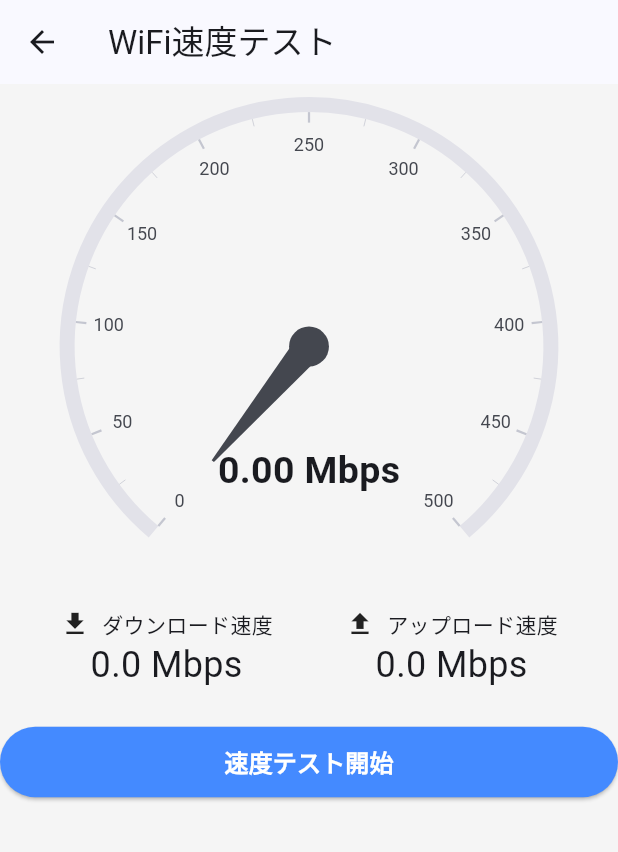
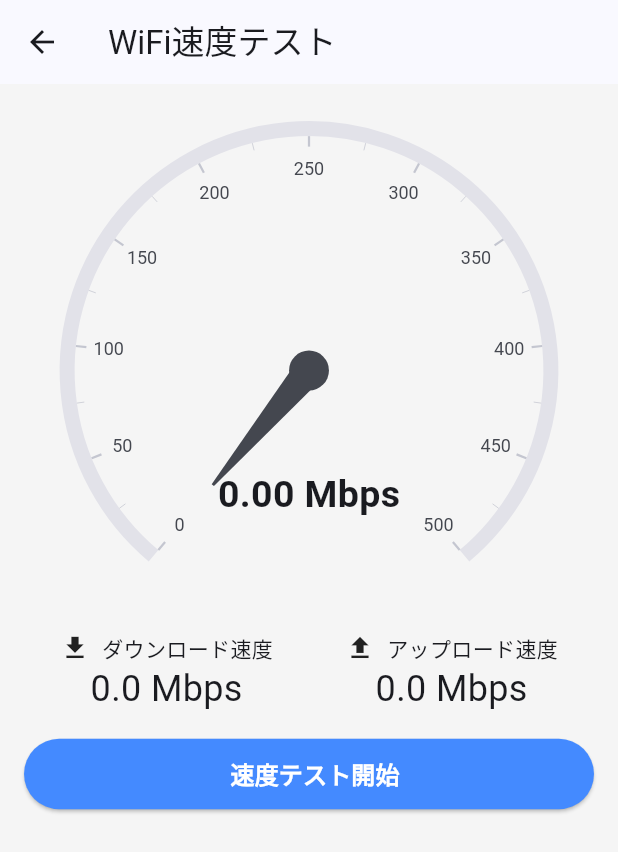
Before and after one commit to Neilz05/flutter_multi_lang, a Flutter app: the MyHomePage screen opened directly, after a tap on "Run Speed Test", on a phone screen of 412 x 824 dp. Shown: the top 852 px of the screen. Run offline on Flutter 3.47's test engine with Material 3 defaults, Android fonts, the phone set to English and light mode, and no system bars; drawn by our look-alikes of syncfusion_flutter_gauges; our stand-ins replace firebase_auth, firebase_core, flutter_secure_storage; missing offline and left inert: android_intent_plus, encrypt, flutter_speed_test_plus, mobile_scanner, open_settings_plus; accounts and stored records are empty; network calls fail.

Commit message:
[Feature] Animation, Widget Making, Firebase Authentication
Description
- made a simple animation for the login page
- made more global widgets to be used
- studied and implemented firebase authentication for the login page

Todo
- finish login authentication such as adding error message, only logging in when correct credentials are met
- include signing out for the firebase

```diff
--- a/lib/constants.dart
+++ b/lib/constants.dart
@@ -2,6 +2,7 @@ import 'package:flutter/material.dart';
 
 //put constants here to be used by the whole app
 
+const double spacing8 = 8.0;
 const double spacing16 = 16.0;
 const double spacing24 = 24.0;
 const double spacing32 = 32.0;
--- a/lib/main.dart
+++ b/lib/main.dart
@@ -1,6 +1,7 @@
 import 'package:flutter/foundation.dart';
 import 'package:flutter/material.dart';
 import 'package:flutter_application_1/widgets/widgets.dart';
+// import 'package:flutter_application_1/widgets/widgets.dart';
 import 'package:flutter_localizations/flutter_localizations.dart';
 
 import 'package:flutter_application_1/constants.dart';
@@ -12,8 +13,13 @@ import 'package:flutter_application_1/utils/utils.dart';
 import 'package:flutter_application_1/wifi_speed_test.dart';
 import 'package:flutter_application_1/wifi_qr_page.dart';
 
-void main() {
-  runApp(const MyApp());
+import 'package:firebase_core/firebase_core.dart';
+import 'firebase_options.dart';
+
+void main() async {
+  WidgetsFlutterBinding.ensureInitialized();
+  await Firebase.initializeApp(options: DefaultFirebaseOptions.currentPlatform);
+  runApp(MyApp());
 }
 
 class SubtitleLine {
@@ -86,7 +92,6 @@ class _MyHomePageState extends State<MyHomePage> {
           children: [
             const UserAccountsDrawerHeader(
               accountName: Text("Admin"),
-              // accountEmail: const SizedBox.shrink(),
               accountEmail: Text("sercomm.com"),
               currentAccountPicture: FlutterLogo(),
             ),
@@ -98,14 +103,14 @@ class _MyHomePageState extends State<MyHomePage> {
               },
             ),
             ListTile(
-              leading: Icon(Icons.settings),
+              leading: Icon(Icons.wifi),
               title: Text("Wifi Page"),
               onTap: () {
                 navigateTo(context, WifiWelcomePage());
               },
             ),
             ListTile(
-              leading: Icon(Icons.settings),
+              leading: Icon(Icons.logout),
               title: Text(context.lang.logout),
               onTap: () {
                 navigateAndReplace(context, LoginPage());
@@ -127,7 +132,7 @@ class _MyHomePageState extends State<MyHomePage> {
             trailingIconData: Icons.check_circle,
             trailingIconColor: Colors.green,
           ),
-          const SizedBox(height: 16),
+          const VerticalSpacing(),
           Row(
             mainAxisAlignment: MainAxisAlignment.center,
             children: [
@@ -145,21 +150,21 @@ class _MyHomePageState extends State<MyHomePage> {
               ),
             ],
           ),
-          const SizedBox(height: 16),
+          const VerticalSpacing(),
           SummaryCard(
             leadingIconData: Icons.data_usage,
             leadingIconColor: Colors.orange,
             title: 'Data Usage',
             subtitles: [SubtitleLine('Today', '1.2 GB')],
           ),
-          const SizedBox(height: 16),
+          const VerticalSpacing(),
           SummaryCard(
             leadingIconData: Icons.security,
             leadingIconColor: Colors.teal,
             title: 'Security',
             subtitles: [SubtitleLine('WPA2', 'Secure')],
           ),
-          const SizedBox(height: 16),
+          const VerticalSpacing(),
           SummaryCard(
             leadingIconData: Icons.devices,
             leadingIconColor: Colors.purple,
@@ -169,31 +174,21 @@ class _MyHomePageState extends State<MyHomePage> {
               SubtitleLine('IP', '192.168.1.2'),
             ],
           ),
-          const SizedBox(height: 16),
-          ElevatedButton.icon(
+          const VerticalSpacing(),
+          PrimaryElevatedButton(
+            text: 'Run Speed Test',
+            icon: Icons.speed,
             onPressed: () {
               navigateTo(context, WifiSpeedTest());
             },
-            icon: Icon(Icons.speed),
-            label: Text('Run Speed Test'),
-            style: ElevatedButton.styleFrom(
-              backgroundColor: Colors.blueAccent,
-              foregroundColor: Colors.white,
-              padding: EdgeInsets.symmetric(horizontal: 32, vertical: 12),
-            ),
           ),
-          const SizedBox(height: 8),
-          ElevatedButton.icon(
+          const VerticalSpacing(height: spacing8),
+          PrimaryElevatedButton(
+            text: 'Scan WiFi QR',
+            icon: Icons.qr_code_scanner,
             onPressed: () {
               navigateTo(context, WifiQrPage());
             },
-            icon: Icon(Icons.qr_code_scanner),
-            label: Text('Scan WiFi QR'),
-            style: ElevatedButton.styleFrom(
-              backgroundColor: Colors.blueAccent,
-              foregroundColor: Colors.white,
-              padding: EdgeInsets.symmetric(horizontal: 32, vertical: 12),
-            ),
           ),
         ],
       ),
@@ -262,7 +257,7 @@ class _SpeedCard extends StatelessWidget {
           mainAxisSize: MainAxisSize.min,
           children: [
             Icon(icon, size: 32),
-            const SizedBox(height: 8),
+            const VerticalSpacing(height: spacing8),
             Text(
               '$value $unit',
               style: TextStyle(fontSize: 20, fontWeight: FontWeight.bold),
--- a/lib/widgets/widgets.dart
+++ b/lib/widgets/widgets.dart
@@ -32,6 +32,36 @@ class PrimaryButton extends StatelessWidget {
   }
 }
 
+class VerticalSpacing extends StatelessWidget {
+  final double? height;
+
+  const VerticalSpacing({super.key, this.height});
+
+  @override
+  Widget build(BuildContext context) {
+    if (height == null) {
+      return const SizedBox(height: spacing16); // for slight performance boost
+    } else {
+      return SizedBox(height: height);
+    }
+  }
+}
+
+class HorizontalSpacing extends StatelessWidget {
+  final double? width;
+
+  const HorizontalSpacing({super.key, this.width});
+
+  @override
+  Widget build(BuildContext context) {
+    if (width == null) {
+      return const SizedBox(width: spacing16); // for slight performance boost
+    } else {
+      return SizedBox(width: width);
+    }
+  }
+}
+
 class PaddedContainer extends StatelessWidget {
   final Widget child;
   final EdgeInsetsGeometry padding;
@@ -52,20 +82,29 @@ class PaddedContainer extends StatelessWidget {
 class PrimaryElevatedButton extends StatelessWidget {
   final String text;
   final VoidCallback? onPressed;
-  const PrimaryElevatedButton({super.key, required this.text, this.onPressed});
+  final IconData? icon;
+
+  const PrimaryElevatedButton({
+    super.key,
+    required this.text,
+    this.onPressed,
+    this.icon,
+  });
 
   @override
   Widget build(BuildContext context) {
     return SizedBox(
-      width: 200,
-      child: ElevatedButton(
+      width: double.infinity,
+      // width: 250,
+      child: ElevatedButton.icon(
+        icon: icon != null ? Icon(icon) : SizedBox.shrink(),
         style: ElevatedButton.styleFrom(
           backgroundColor: Colors.blueAccent,
           foregroundColor: Colors.white,
           padding: EdgeInsets.symmetric(horizontal: 32, vertical: 12),
         ),
         onPressed: onPressed,
-        child: Text(
+        label: Text(
           text,
           style: TextStyle(fontSize: 16, fontWeight: FontWeight.bold),
         ),
--- a/lib/wifi_speed_test.dart
+++ b/lib/wifi_speed_test.dart
@@ -1,4 +1,4 @@
-import 'dart:io';
+// import 'dart:io';
 
 import 'package:flutter/material.dart';
 import 'package:flutter_application_1/widgets/widgets.dart';
@@ -33,6 +33,7 @@ class _WifiSpeedTestState extends State<WifiSpeedTest> {
       appBar: AppBar(title: Text(context.lang.wifiSpeedTest)),
       body: Center(
         child: ListView(
+          padding: EdgeInsets.all(spacing16),
           children: [
             SpeedTestWidget(speed: speed),
             Center(
@@ -44,7 +45,7 @@ class _WifiSpeedTestState extends State<WifiSpeedTest> {
                       Row(
                         children: [
                           Icon(Icons.download, size: 20),
-                          SizedBox(width: 8),
+                          const HorizontalSpacing(width: spacing8),
                           Text(context.lang.wifiDownloadSpeed),
                         ],
                       ),
@@ -54,13 +55,13 @@ class _WifiSpeedTestState extends State<WifiSpeedTest> {
                       ),
                     ],
                   ),
-                  SizedBox(width: spacing48),
+                  const HorizontalSpacing(width: spacing48),
                   Column(
                     children: [
                       Row(
                         children: [
                           Icon(Icons.upload, size: 20),
-                          SizedBox(width: 8),
+                          const HorizontalSpacing(width: spacing8),
                           Text(context.lang.wifiUploadSpeed),
                         ],
                       ),
@@ -73,7 +74,7 @@ class _WifiSpeedTestState extends State<WifiSpeedTest> {
                 ],
               ),
             ),
-            SizedBox(height: spacing24),
+            VerticalSpacing(height: spacing16),
             PrimaryElevatedButton(
               onPressed: () {
                 clearState();
--- a/pubspec.yaml
+++ b/pubspec.yaml
@@ -46,6 +46,8 @@ dependencies:
   open_settings_plus: ^0.4.0
   flutter_speed_test_plus: ^1.0.10
   syncfusion_flutter_gauges: ^31.1.19
+  firebase_core: ^4.1.1
+  firebase_auth: ^6.1.0
 
 dev_dependencies:
   flutter_test:
```
Also changed, not shown: lib/login.dart (+89 -39 lines), lib/wifi_welcome_page.dart (+6 -6 lines), firebase.json (added), lib/firebase_options.dart (added), pubspec.lock, 12 other files.
